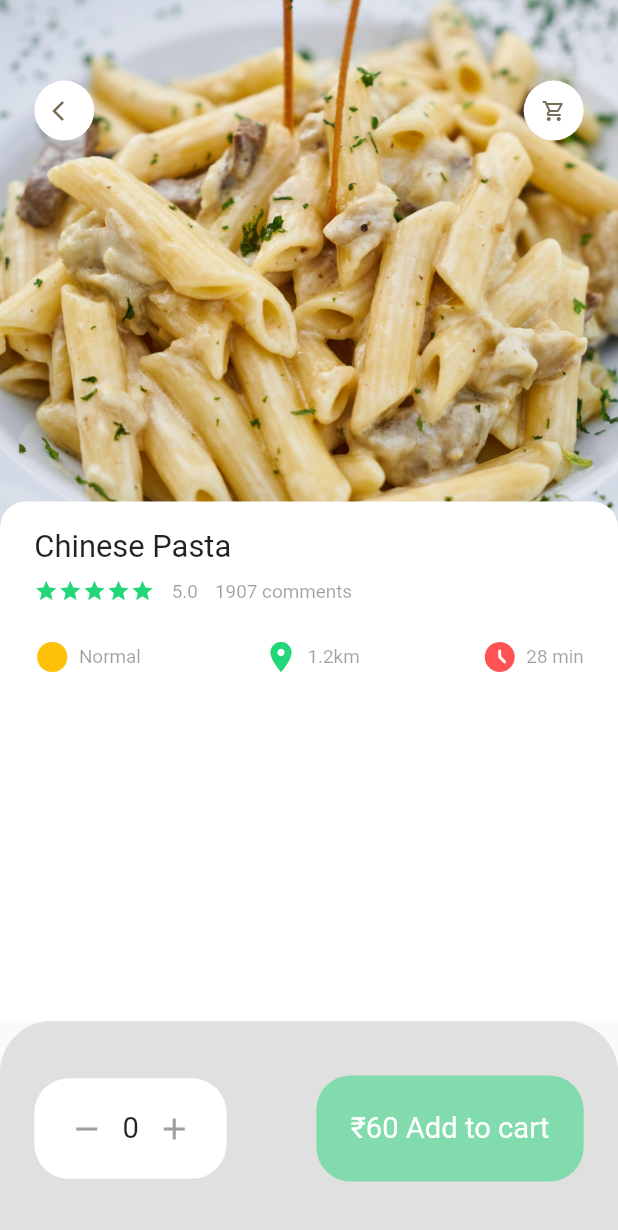
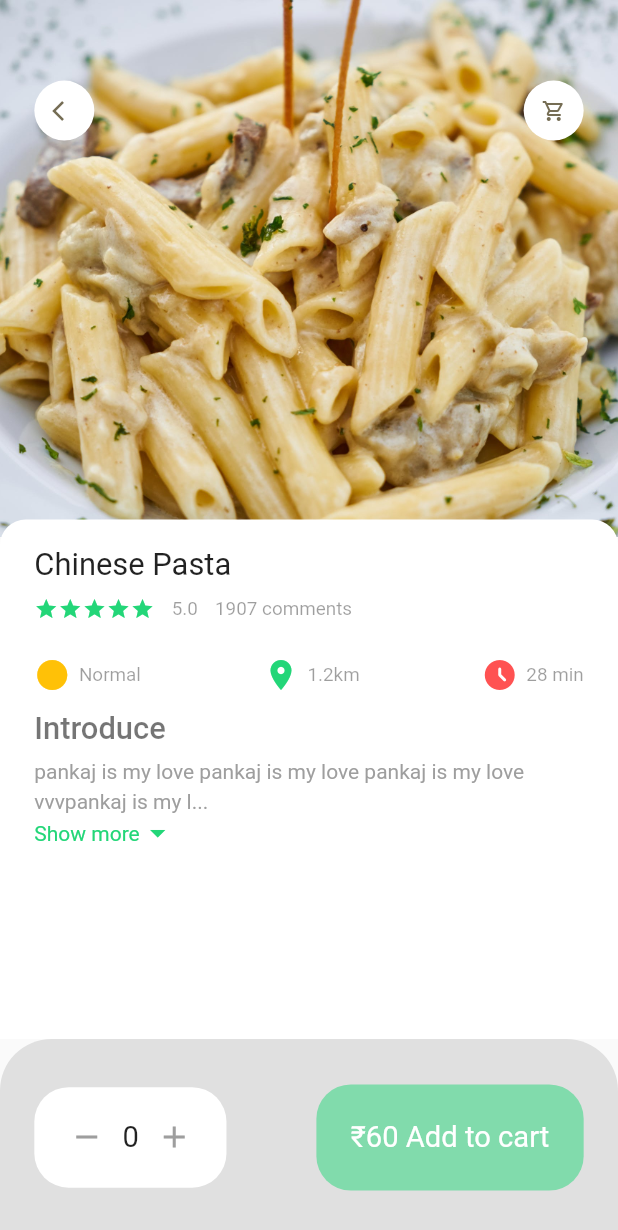
Before and after one commit to banku27/Delivery_App-Ecommerce-, a Flutter app: the screen it shows after launch, on a phone screen of 412 x 824 dp. Shown: the top 1230 px of the screen. Run offline on Flutter 3.47's test engine with Material 2 defaults, Android fonts, the phone set to English and light mode, and no system bars; our stand-ins replace dots_indicator, flutter_screenutil.

Commit message:
created expandable text widget

```diff
--- a/lib/pages/home/food/popular_food_detail_page.dart
+++ b/lib/pages/home/food/popular_food_detail_page.dart
@@ -1,5 +1,6 @@
 import 'package:ecommerce/widget/app_column.dart';
 import 'package:ecommerce/widget/app_icon.dart';
+import 'package:ecommerce/widget/expandable_text_widget.dart';
 import 'package:ecommerce/widget/textandicon.dart';
 import 'package:flutter/material.dart';
 import 'package:flutter_screenutil/flutter_screenutil.dart';
@@ -42,7 +43,7 @@ class PopularFoodDetail extends StatelessWidget {
             left: 0,
             right: 0,
             bottom: 0,
-            top: 280.h,
+            top: 290.h,
             child: Container(
               padding: EdgeInsets.only(left: 20.w, right: 20.w, top: 15.h),
               height: 300.h,
@@ -51,13 +52,38 @@ class PopularFoodDetail extends StatelessWidget {
                       topLeft: Radius.circular(15.r),
                       topRight: Radius.circular(15.r)),
                   color: Colors.white),
-              child: AppColumn(),
+              child: Column(
+                crossAxisAlignment: CrossAxisAlignment.start,
+                children: [
+                  const AppColumn(),
+                  SizedBox(
+                    height: 10.h,
+                  ),
+                  Text(
+                    'Introduce',
+                    style: TextStyle(
+                        fontSize: 18.sp,
+                        fontWeight: FontWeight.w500,
+                        color: Colors.black54),
+                  ),
+                  SizedBox(
+                    height: 5.h,
+                  ),
+                  const Expanded(
+                    child: SingleChildScrollView(
+                      child: ExpandableTextWidget(
+                          text:
+                              'pankaj is my love pankaj is my love pankaj is my love vvvpankaj is my love pankaj is my love pankaj is my love'),
+                    ),
+                  )
+                ],
+              ),
             ),
           )
         ],
       ),
       bottomNavigationBar: Container(
-        height: 120.h,
+        height: 110.h,
         decoration: BoxDecoration(
             borderRadius: BorderRadius.only(
               topLeft: Radius.circular(30.r),
--- /dev/null
+++ b/lib/widget/expandable_text_widget.dart
@@ -0,0 +1,79 @@
+import 'package:flutter/material.dart';
+import 'package:flutter_screenutil/flutter_screenutil.dart';
+
+class ExpandableTextWidget extends StatefulWidget {
+  final String text;
+  const ExpandableTextWidget({
+    Key? key,
+    required this.text,
+  }) : super(key: key);
+
+  @override
+  _ExpandableTextWidgetState createState() => _ExpandableTextWidgetState();
+}
+
+class _ExpandableTextWidgetState extends State<ExpandableTextWidget> {
+  late String firstHalf;
+  late String secondHalf;
+
+  bool hiddenText = true;
+  double textHeight = 60.h;
+
+  @override
+  void initState() {
+    super.initState();
+    if (widget.text.length > textHeight) {
+      firstHalf = widget.text.substring(0, textHeight.toInt());
+      secondHalf =
+          widget.text.substring(textHeight.toInt() + 1, widget.text.length);
+    } else {
+      firstHalf = widget.text;
+      secondHalf = "";
+    }
+  }
+
+  @override
+  Widget build(BuildContext context) {
+    return Container(
+      child: secondHalf.isEmpty
+          ? Text(
+              firstHalf,
+              style: TextStyle(color: Colors.grey),
+            )
+          : Column(
+              children: [
+                Text(
+                  hiddenText ? (firstHalf + "...") : (firstHalf + secondHalf),
+                  style: TextStyle(color: Colors.grey, height: 1.4),
+                ),
+                InkWell(
+                  onTap: () {
+                    setState(() {
+                      hiddenText = !hiddenText;
+                    });
+                  },
+                  child: Row(
+                    children: [
+                      !hiddenText
+                          ? const Text(
+                              'Show less',
+                              style: TextStyle(color: Color(0XFF23D678)),
+                            )
+                          : const Text(
+                              'Show more',
+                              style: TextStyle(color: Color(0XFF23D678)),
+                            ),
+                      Icon(
+                        hiddenText
+                            ? Icons.arrow_drop_down
+                            : Icons.arrow_drop_up,
+                        color: Color(0XFF23D678),
+                      )
+                    ],
+                  ),
+                )
+              ],
+            ),
+    );
+  }
+}
```
Also changed, not shown: lib/home/food_page_body.dart (deleted).
